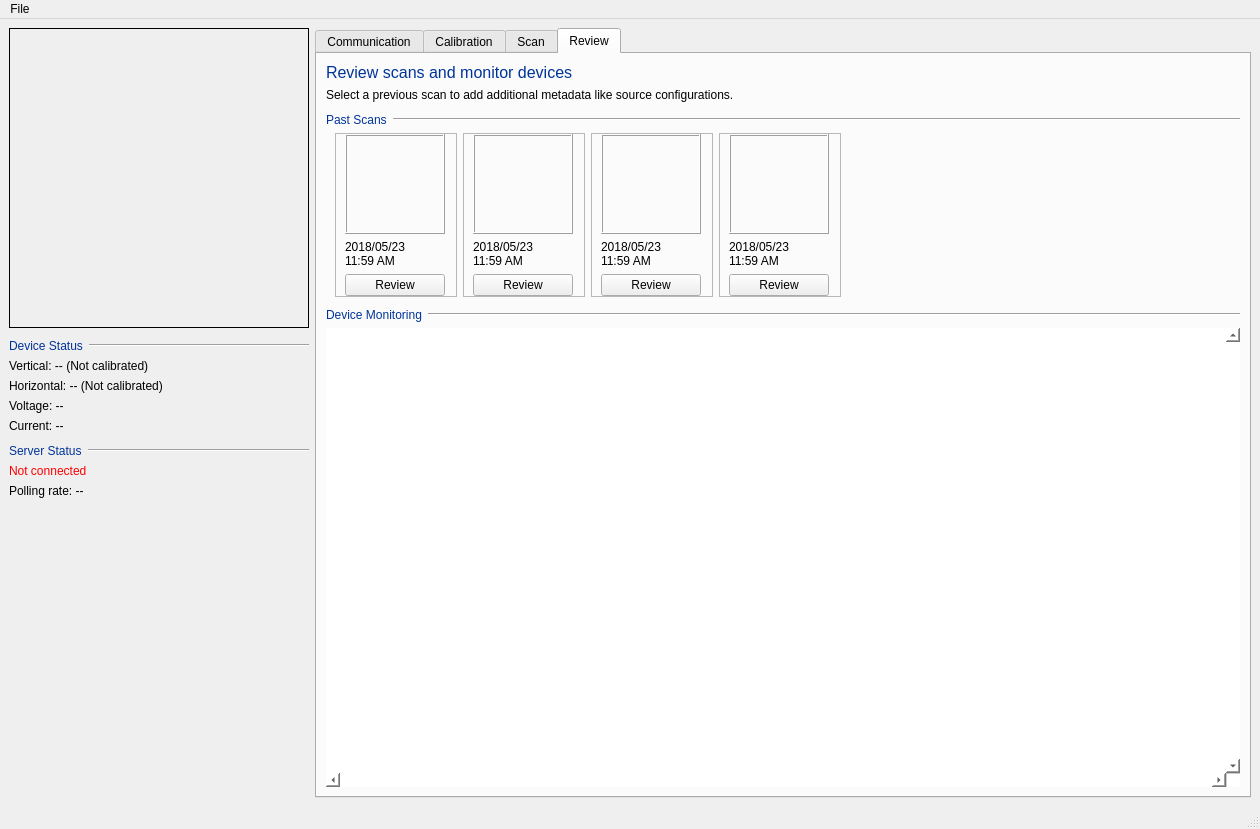
Qt form designer/MainWindow_v2.ui (DanielWinklehner/emittance-scanner-daq) before a commit.
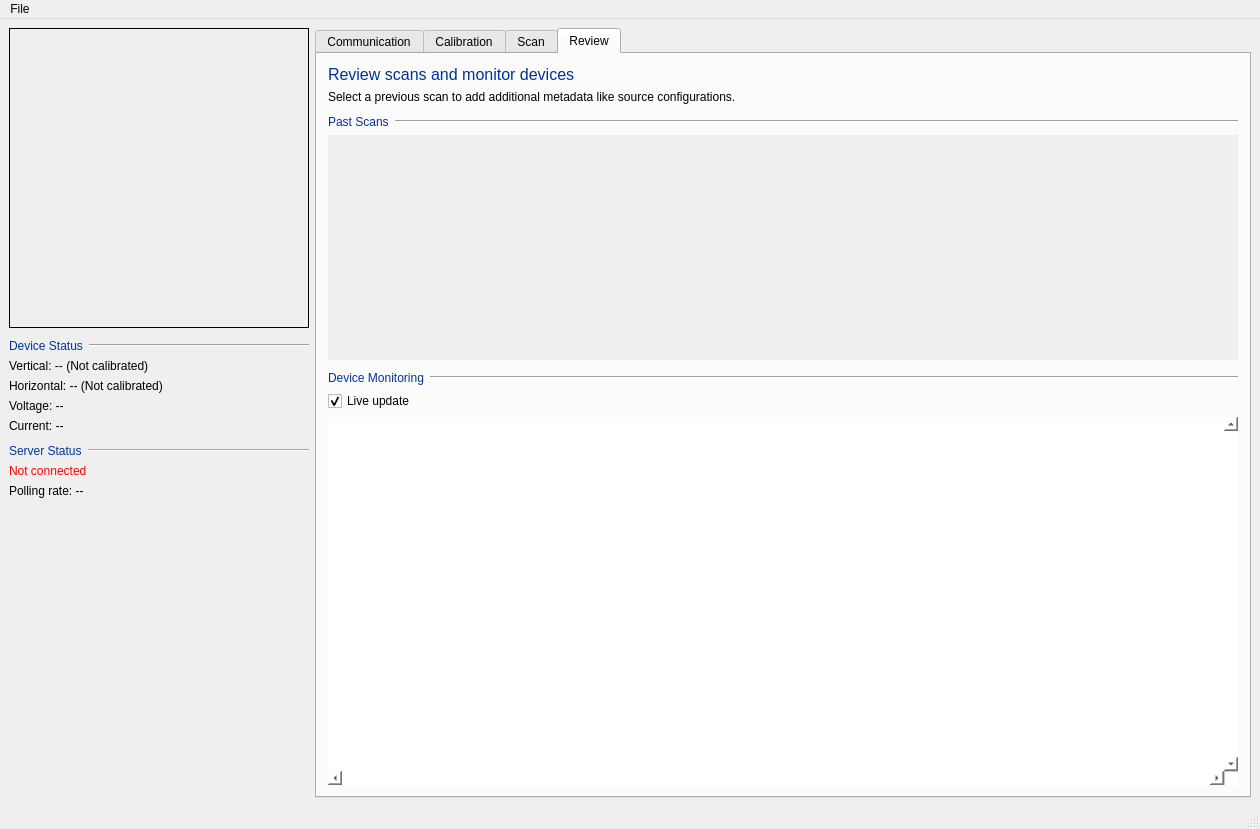
The same form after that commit. The open tabs and pages were chosen to show the change. Icons and pictures are not drawn.

Commit message: scans are now saved in the gui, refactored into their own objects.

```diff
--- a/designer/MainWindow_v2.ui
+++ b/designer/MainWindow_v2.ui
@@ -3308,7 +3308,19 @@
        <attribute name="title">
         <string>Review</string>
        </attribute>
-       <layout class="QVBoxLayout" name="verticalLayout_23">
+       <layout class="QVBoxLayout" name="verticalLayout_20">
+        <property name="leftMargin">
+         <number>11</number>
+        </property>
+        <property name="topMargin">
+         <number>11</number>
+        </property>
+        <property name="rightMargin">
+         <number>11</number>
+        </property>
+        <property name="bottomMargin">
+         <number>11</number>
+        </property>
         <item>
          <widget class="QLabel" name="label_70">
           <property name="font">
@@ -3387,244 +3399,101 @@
          </layout>
         </item>
         <item>
-         <widget class="QFrame" name="frame_8">
+         <widget class="QScrollArea" name="scrollArea">
+          <property name="sizePolicy">
+           <sizepolicy hsizetype="Expanding" vsizetype="Maximum">
+            <horstretch>0</horstretch>
+            <verstretch>0</verstretch>
+           </sizepolicy>
+          </property>
+          <property name="minimumSize">
+           <size>
+            <width>0</width>
+            <height>225</height>
+           </size>
+          </property>
           <property name="frameShape">
            <enum>QFrame::NoFrame</enum>
           </property>
-          <property name="frameShadow">
-           <enum>QFrame::Raised</enum>
+          <property name="verticalScrollBarPolicy">
+           <enum>Qt::ScrollBarAlwaysOff</enum>
           </property>
-          <property name="lineWidth">
-           <number>1</number>
+          <property name="widgetResizable">
+           <bool>true</bool>
           </property>
-          <layout class="QHBoxLayout" name="horizontalLayout_7">
-           <property name="topMargin">
-            <number>0</number>
+          <property name="alignment">
+           <set>Qt::AlignLeading|Qt::AlignLeft|Qt::AlignTop</set>
+          </property>
+          <widget class="QWidget" name="scrollAreaWidgetContents_2">
+           <property name="geometry">
+            <rect>
+             <x>0</x>
+             <y>0</y>
+             <width>901</width>
+             <height>225</height>
+            </rect>
            </property>
-           <property name="rightMargin">
-            <number>0</number>
-           </property>
-           <property name="bottomMargin">
-            <number>0</number>
-           </property>
-           <item>
-            <widget class="QFrame" name="frame_10">
-             <property name="frameShape">
-              <enum>QFrame::StyledPanel</enum>
-             </property>
-             <property name="frameShadow">
-              <enum>QFrame::Raised</enum>
-             </property>
-             <layout class="QVBoxLayout" name="verticalLayout_19">
-              <property name="topMargin">
-               <number>0</number>
+           <layout class="QVBoxLayout" name="verticalLayout_19" stretch="0,0">
+            <item>
+             <widget class="QFrame" name="fmPastScans">
+              <property name="sizePolicy">
+               <sizepolicy hsizetype="Expanding" vsizetype="Maximum">
+                <horstretch>0</horstretch>
+                <verstretch>0</verstretch>
+               </sizepolicy>
               </property>
-              <property name="rightMargin">
-               <number>11</number>
+              <property name="minimumSize">
+               <size>
+                <width>0</width>
+                <height>0</height>
+               </size>
               </property>
-              <property name="bottomMargin">
-               <number>0</number>
+              <property name="maximumSize">
+               <size>
+                <width>16777215</width>
+                <height>16777215</height>
+               </size>
               </property>
-              <item>
-               <widget class="QFrame" name="frame_9">
-                <property name="minimumSize">
-                 <size>
-                  <width>100</width>
-                  <height>100</height>
-                 </size>
-                </property>
-                <property name="frameShape">
-                 <enum>QFrame::Box</enum>
-                </property>
-                <property name="frameShadow">
-                 <enum>QFrame::Raised</enum>
-                </property>
-               </widget>
-              </item>
-              <item>
-               <widget class="QLabel" name="label_73">
-                <property name="text">
-                 <string>&lt;html&gt;&lt;head/&gt;&lt;body&gt;&lt;p&gt;2018/05/23&lt;br&gt;11:59 AM&lt;/p&gt;&lt;/body&gt;&lt;/html&gt;</string>
-                </property>
-               </widget>
-              </item>
-              <item>
-               <widget class="QPushButton" name="pushButton">
-                <property name="text">
-                 <string>Review</string>
-                </property>
-               </widget>
-              </item>
-             </layout>
-            </widget>
-           </item>
-           <item>
-            <widget class="QFrame" name="frame_11">
-             <property name="frameShape">
-              <enum>QFrame::StyledPanel</enum>
-             </property>
-             <property name="frameShadow">
-              <enum>QFrame::Raised</enum>
-             </property>
-             <layout class="QVBoxLayout" name="verticalLayout_20">
-              <property name="topMargin">
-               <number>0</number>
+              <property name="frameShape">
+               <enum>QFrame::NoFrame</enum>
               </property>
-              <property name="rightMargin">
-               <number>11</number>
+              <property name="frameShadow">
+               <enum>QFrame::Raised</enum>
               </property>
-              <property name="bottomMargin">
-               <number>0</number>
+              <property name="lineWidth">
+               <number>1</number>
               </property>
-              <item>
-               <widget class="QFrame" name="frame_12">
-                <property name="minimumSize">
-                 <size>
-                  <width>100</width>
-                  <height>100</height>
-                 </size>
-                </property>
-                <property name="frameShape">
-                 <enum>QFrame::Box</enum>
-                </property>
-                <property name="frameShadow">
-                 <enum>QFrame::Raised</enum>
-                </property>
-               </widget>
-              </item>
-              <item>
-               <widget class="QLabel" name="label_74">
-                <property name="text">
-                 <string>&lt;html&gt;&lt;head/&gt;&lt;body&gt;&lt;p&gt;2018/05/23&lt;br&gt;11:59 AM&lt;/p&gt;&lt;/body&gt;&lt;/html&gt;</string>
-                </property>
-               </widget>
-              </item>
-              <item>
-               <widget class="QPushButton" name="pushButton_2">
-                <property name="text">
-                 <string>Review</string>
-                </property>
-               </widget>
-              </item>
-             </layout>
-            </widget>
-           </item>
-           <item>
-            <widget class="QFrame" name="frame_13">
-             <property name="frameShape">
-              <enum>QFrame::StyledPanel</enum>
-             </property>
-             <property name="frameShadow">
-              <enum>QFrame::Raised</enum>
-             </property>
-             <layout class="QVBoxLayout" name="verticalLayout_21">
-              <property name="topMargin">
-               <number>0</number>
+              <layout class="QHBoxLayout" name="horizontalLayout_7" stretch="">
+               <property name="leftMargin">
+                <number>0</number>
+               </property>
+               <property name="topMargin">
+                <number>0</number>
+               </property>
+               <property name="rightMargin">
+                <number>0</number>
+               </property>
+               <property name="bottomMargin">
+                <number>0</number>
+               </property>
+              </layout>
+             </widget>
+            </item>
+            <item>
+             <spacer name="verticalSpacer_6">
+              <property name="orientation">
+               <enum>Qt::Vertical</enum>
               </property>
-              <property name="rightMargin">
-               <number>11</number>
+              <property name="sizeHint" stdset="0">
+               <size>
+                <width>20</width>
+                <height>40</height>
+               </size>
               </property>
-              <property name="bottomMargin">
-               <number>0</number>
-              </property>
-              <item>
-               <widget class="QFrame" name="frame_14">
-                <property name="minimumSize">
-                 <size>
-                  <width>100</width>
-                  <height>100</height>
-                 </size>
-                </property>
-                <property name="frameShape">
-                 <enum>QFrame::Box</enum>
-                </property>
-                <property name="frameShadow">
-                 <enum>QFrame::Raised</enum>
-                </property>
-               </widget>
-              </item>
-              <item>
-               <widget class="QLabel" name="label_75">
-                <property name="text">
-                 <string>&lt;html&gt;&lt;head/&gt;&lt;body&gt;&lt;p&gt;2018/05/23&lt;br&gt;11:59 AM&lt;/p&gt;&lt;/body&gt;&lt;/html&gt;</string>
-                </property>
-               </widget>
-              </item>
-              <item>
-               <widget class="QPushButton" name="pushButton_3">
-                <property name="text">
-                 <string>Review</string>
-                </property>
-               </widget>
-              </item>
-             </layout>
-            </widget>
-           </item>
-           <item>
-            <widget class="QFrame" name="frame_15">
-             <property name="frameShape">
-              <enum>QFrame::StyledPanel</enum>
-             </property>
-             <property name="frameShadow">
-              <enum>QFrame::Raised</enum>
-             </property>
-             <layout class="QVBoxLayout" name="verticalLayout_22">
-              <property name="topMargin">
-               <number>0</number>
-              </property>
-              <property name="rightMargin">
-               <number>11</number>
-              </property>
-              <property name="bottomMargin">
-               <number>0</number>
-              </property>
-              <item>
-               <widget class="QFrame" name="frame_16">
-                <property name="minimumSize">
-                 <size>
-                  <width>100</width>
-                  <height>100</height>
-                 </size>
-                </property>
-                <property name="frameShape">
-                 <enum>QFrame::Box</enum>
-                </property>
-                <property name="frameShadow">
-                 <enum>QFrame::Raised</enum>
-                </property>
-               </widget>
-              </item>
-              <item>
-               <widget class="QLabel" name="label_76">
-                <property name="text">
-                 <string>&lt;html&gt;&lt;head/&gt;&lt;body&gt;&lt;p&gt;2018/05/23&lt;br&gt;11:59 AM&lt;/p&gt;&lt;/body&gt;&lt;/html&gt;</string>
-                </property>
-               </widget>
-              </item>
-              <item>
-               <widget class="QPushButton" name="pushButton_4">
-                <property name="text">
-                 <string>Review</string>
-                </property>
-               </widget>
-              </item>
-             </layout>
-            </widget>
-           </item>
-           <item>
-            <spacer name="horizontalSpacer_5">
-             <property name="orientation">
-              <enum>Qt::Horizontal</enum>
-             </property>
-             <property name="sizeHint" stdset="0">
-              <size>
-               <width>40</width>
-               <height>20</height>
-              </size>
-             </property>
-            </spacer>
-           </item>
-          </layout>
+             </spacer>
+            </item>
+           </layout>
+          </widget>
          </widget>
         </item>
         <item>
@@ -3667,8 +3536,41 @@
           </item>
          </layout>
         </item>
+        <item>
+         <layout class="QHBoxLayout" name="horizontalLayout_8">
+          <item>
+           <widget class="QCheckBox" name="chkUpdatePlots">
+            <property name="text">
+             <string>Live update</string>
+            </property>
+            <property name="checked">
+             <bool>true</bool>
+            </property>
+           </widget>
+          </item>
+          <item>
+           <spacer name="horizontalSpacer_5">
+            <property name="orientation">
+             <enum>Qt::Horizontal</enum>
+            </property>
+            <property name="sizeHint" stdset="0">
+             <size>
+              <width>40</width>
+              <height>20</height>
+             </size>
+            </property>
+           </spacer>
+          </item>
+         </layout>
+        </item>
         <item>
          <widget class="QScrollArea" name="scrollMonitor">
+          <property name="sizePolicy">
+           <sizepolicy hsizetype="Expanding" vsizetype="MinimumExpanding">
+            <horstretch>0</horstretch>
+            <verstretch>0</verstretch>
+           </sizepolicy>
+          </property>
           <property name="minimumSize">
            <size>
             <width>0</width>
@@ -3699,7 +3601,7 @@
              <x>0</x>
              <y>0</y>
              <width>880</width>
-             <height>377</height>
+             <height>301</height>
             </rect>
            </property>
            <layout class="QVBoxLayout" name="verticalLayout_24">
```
Left out of the diff: 36 changed lines with no effect on the pictures. The commit also changes 7 other files.
